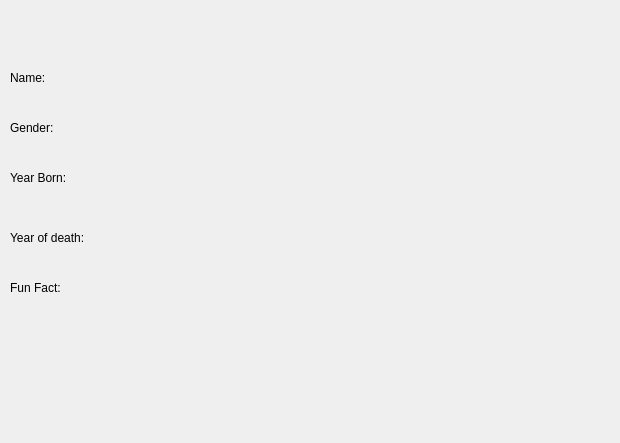
This is scientistsinformationwindowdialog.ui in marthagb/VLN1-Skil-3 as Qt 5 draws it before an edit. The edited form follows.
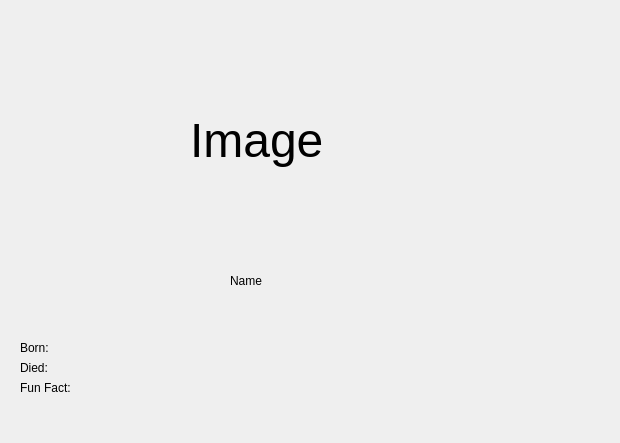
This is the edited form.

```diff
--- a/scientistsinformationwindowdialog.ui
+++ b/scientistsinformationwindowdialog.ui
@@ -16,73 +16,65 @@
   <widget class="QLabel" name="loadImageLabel">
    <property name="geometry">
     <rect>
-     <x>350</x>
-     <y>45</y>
-     <width>261</width>
-     <height>361</height>
+     <x>190</x>
+     <y>20</y>
+     <width>241</width>
+     <height>241</height>
     </rect>
    </property>
+   <property name="font">
+    <font>
+     <pointsize>36</pointsize>
+    </font>
+   </property>
    <property name="text">
-    <string/>
+    <string>Image</string>
    </property>
   </widget>
   <widget class="QLabel" name="ScientistsNameLabel">
    <property name="geometry">
     <rect>
-     <x>10</x>
-     <y>70</y>
-     <width>51</width>
-     <height>16</height>
+     <x>230</x>
+     <y>270</y>
+     <width>61</width>
+     <height>21</height>
     </rect>
    </property>
    <property name="text">
-    <string>Name:</string>
-   </property>
-  </widget>
-  <widget class="QLabel" name="ScientistsGenderLabel">
-   <property name="geometry">
-    <rect>
-     <x>10</x>
-     <y>120</y>
-     <width>81</width>
-     <height>16</height>
-    </rect>
-   </property>
-   <property name="text">
-    <string>Gender:</string>
+    <string>Name</string>
    </property>
   </widget>
   <widget class="QLabel" name="ScientistsYearBornLabel">
    <property name="geometry">
     <rect>
-     <x>10</x>
-     <y>170</y>
+     <x>20</x>
+     <y>340</y>
      <width>71</width>
      <height>16</height>
     </rect>
    </property>
    <property name="text">
-    <string>Year Born:</string>
+    <string>Born:</string>
    </property>
   </widget>
   <widget class="QLabel" name="ScientistsYearOfDeathLabel">
    <property name="geometry">
     <rect>
-     <x>10</x>
-     <y>230</y>
+     <x>20</x>
+     <y>360</y>
      <width>91</width>
      <height>16</height>
     </rect>
    </property>
    <property name="text">
-    <string>Year of death:</string>
+    <string>Died:</string>
    </property>
   </widget>
   <widget class="QLabel" name="ScientistsFunFactLabel">
    <property name="geometry">
     <rect>
-     <x>10</x>
-     <y>280</y>
+     <x>20</x>
+     <y>380</y>
      <width>91</width>
      <height>16</height>
     </rect>
```
Left out of the diff: 13 changed lines with no effect on the pictures.
